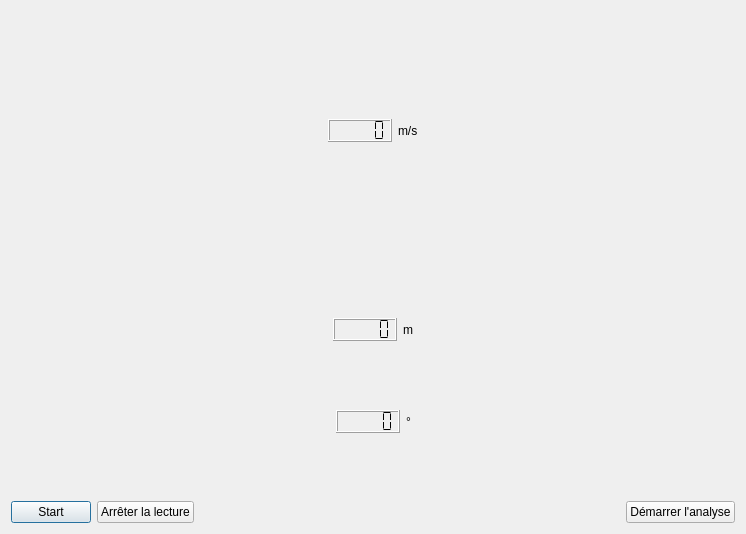
Old version of the form BaseStationCode/ui/flight_data.ui in the repository ul-gaul/Avionique_Software.
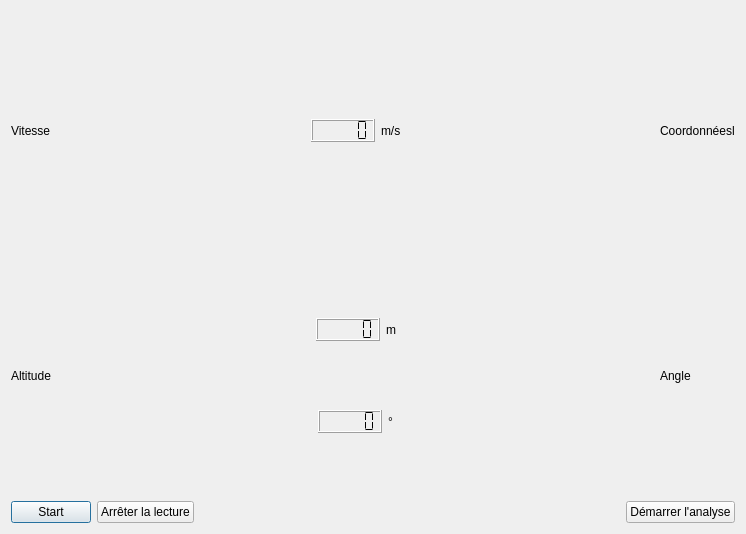
New version of the form.

Commit message: 'Nuff said

Diff of the .ui file:
```diff
--- a/BaseStationCode/ui/flight_data.ui
+++ b/BaseStationCode/ui/flight_data.ui
@@ -14,13 +14,6 @@
    <string>Dialog</string>
   </property>
   <layout class="QGridLayout" name="gridLayout">
-   <item row="0" column="0">
-    <layout class="QHBoxLayout" name="speedLayout">
-     <property name="sizeConstraint">
-      <enum>QLayout::SetDefaultConstraint</enum>
-     </property>
-    </layout>
-   </item>
    <item row="0" column="1">
     <layout class="QVBoxLayout" name="vSpeedLayout">
      <item>
@@ -103,12 +96,6 @@
      </item>
     </layout>
    </item>
-   <item row="0" column="2">
-    <layout class="QHBoxLayout" name="mapLayout"/>
-   </item>
-   <item row="1" column="0">
-    <layout class="QHBoxLayout" name="heightLayout"/>
-   </item>
    <item row="1" column="1">
     <layout class="QGridLayout" name="instantSpeedAngleLay">
      <item row="1" column="0">
@@ -240,9 +227,6 @@
      </item>
     </layout>
    </item>
-   <item row="1" column="2">
-    <layout class="QHBoxLayout" name="angleLayout"/>
-   </item>
    <item row="2" column="0" colspan="3">
     <layout class="QHBoxLayout" name="AnalysisLayout">
      <item>
@@ -281,6 +265,50 @@
      </item>
     </layout>
    </item>
+   <item row="0" column="2">
+    <layout class="QVBoxLayout" name="mapLayout">
+     <item>
+      <widget class="QLabel" name="mapGraphLab">
+       <property name="text">
+        <string>Coordonnéesl</string>
+       </property>
+      </widget>
+     </item>
+    </layout>
+   </item>
+   <item row="1" column="2">
+    <layout class="QVBoxLayout" name="angleLayout">
+     <item>
+      <widget class="QLabel" name="angleGraphLab">
+       <property name="text">
+        <string>Angle</string>
+       </property>
+      </widget>
+     </item>
+    </layout>
+   </item>
+   <item row="1" column="0">
+    <layout class="QVBoxLayout" name="heightLayout">
+     <item>
+      <widget class="QLabel" name="heightGraphLab">
+       <property name="text">
+        <string>Altitude</string>
+       </property>
+      </widget>
+     </item>
+    </layout>
+   </item>
+   <item row="0" column="0">
+    <layout class="QVBoxLayout" name="speedLayout">
+     <item>
+      <widget class="QLabel" name="speedGraphLab">
+       <property name="text">
+        <string>Vitesse</string>
+       </property>
+      </widget>
+     </item>
+    </layout>
+   </item>
   </layout>
  </widget>
  <resources/>
```
